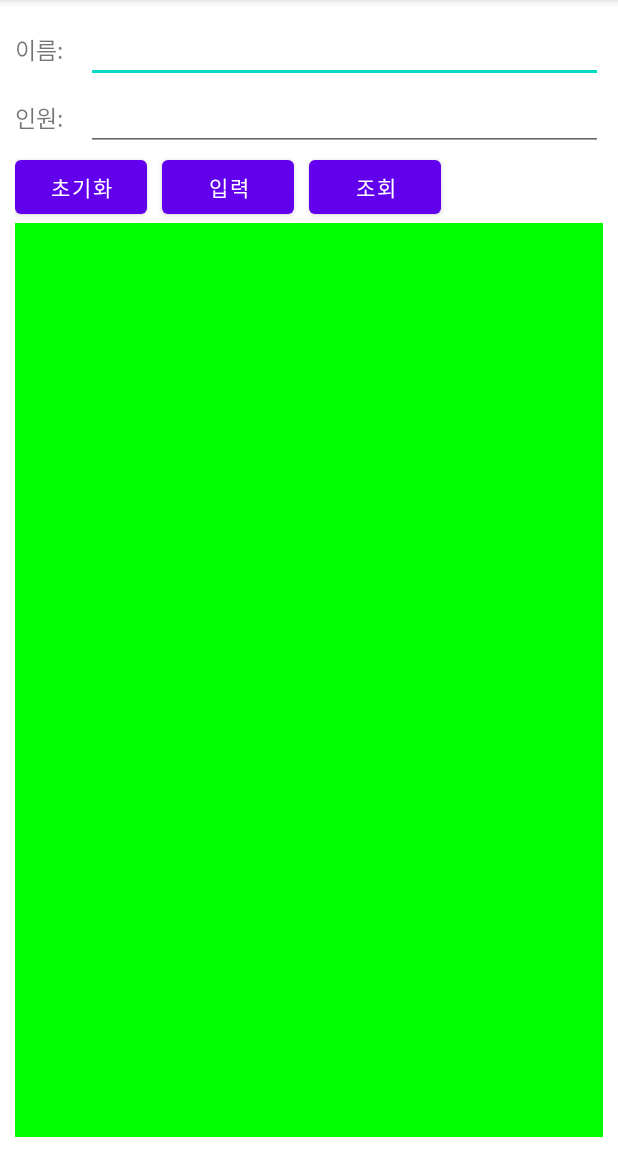
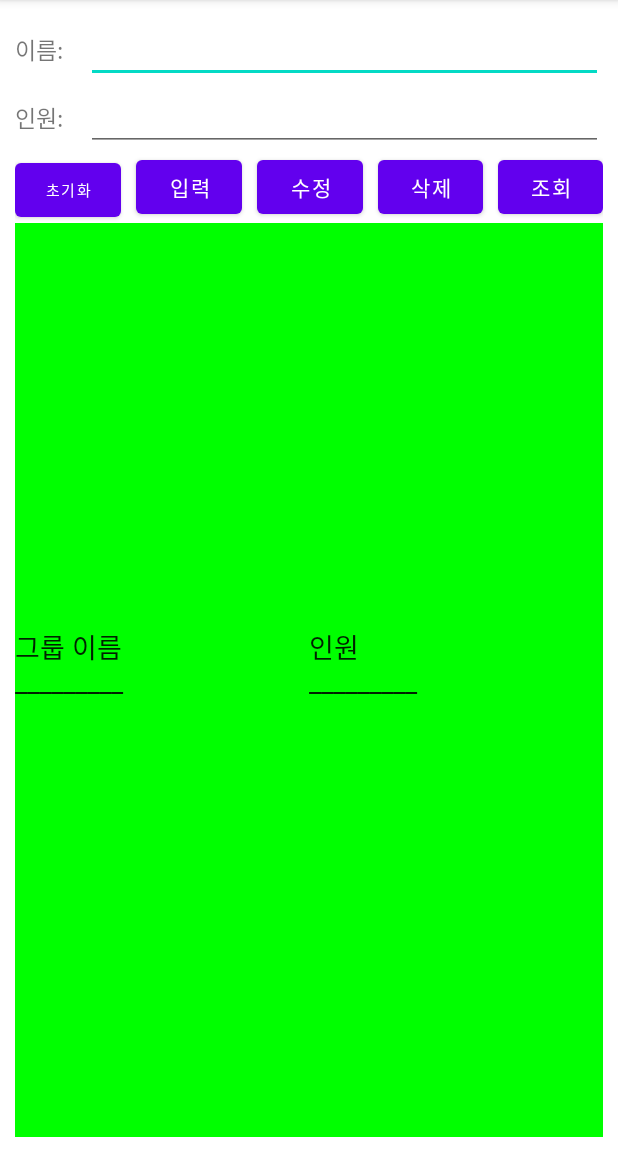
Before and after one commit to kjminn/emirim_Project12_2, an Android app: the screen it shows after launch (MainActivity), after a tap on "초기화", on a phone screen of 412 x 824 dp, the part 84-1236 px from its top. Run offline under Robolectric (Android 15) with nearby library versions, the phone set to English and light mode, and no system bars.

Commit message:
edit MainActivity.java(직접풀어보기12_2) commit

```diff
--- a/app/src/main/java/kr/hs/emirim/kjminn/emirim_project12_2/MainActivity.java
+++ b/app/src/main/java/kr/hs/emirim/kjminn/emirim_project12_2/MainActivity.java
@@ -29,6 +29,28 @@ public class MainActivity extends AppCompatActivity {
         Button btnInit = findViewById(R.id.btn_init);
         Button btnInput = findViewById(R.id.btn_input);
         Button btnSearch = findViewById(R.id.btn_search);
+        Button btnUpdate = findViewById(R.id.btn_update);
+        Button btnDelete = findViewById(R.id.btn_delete);
+
+        btnUpdate.setOnClickListener(new View.OnClickListener() {
+            @Override
+            public void onClick(View v) {
+                db = dbHelper.getWritableDatabase();
+                db.execSQL("update groupTB set count = "+editCount.getText().toString()+ " where name='"+editName.getText().toString()+"';");
+                selectDB();
+                db.close();
+            }
+        });
+
+        btnDelete.setOnClickListener(new View.OnClickListener() {
+            @Override
+            public void onClick(View v) {
+                db = dbHelper.getWritableDatabase();
+                db.execSQL("delete from groupTB where name='"+editName.getText().toString()+"';");
+                selectDB();
+                db.close();
+            }
+        });
 
         dbHelper = new MyDBHelper(this);
         btnInit.setOnClickListener(new View.OnClickListener() {
@@ -36,6 +58,7 @@ public class MainActivity extends AppCompatActivity {
             public void onClick(View view) {
                 db = dbHelper.getWritableDatabase();
                 dbHelper.onUpgrade(db, 1, 2);
+                selectDB();
                 db.close();
             }
         });
@@ -44,6 +67,7 @@ public class MainActivity extends AppCompatActivity {
             public void onClick(View v) {
                 db = dbHelper.getWritableDatabase();
                 db.execSQL("insert into groupTB values('"+editName.getText().toString()+"', "+editCount.getText().toString()+");");
+                selectDB();
                 db.close();
                 Toast.makeText(getApplicationContext(), "정상적으로 행이 삽입 되었습니다.", Toast.LENGTH_SHORT).show();
             }
@@ -71,6 +95,23 @@ public class MainActivity extends AppCompatActivity {
 
     }
 
+    public void selectDB(){
+        db = dbHelper.getReadableDatabase();
+        Cursor cursor = db.rawQuery("select * from groupTB;", null);
+        String strName = "그룹 이름\r\n_________\r\n";
+        String strCount = "인원\r\n_________\r\n";
+        while (cursor.moveToNext()){
+            strName += cursor.getString(0) + "\r\n";
+            strCount += cursor.getInt(1) + "\r\n";
+        }
+
+        editNameResult.setText(strName);
+        editCountResult.setText(strCount);
+
+        cursor.close();
+        db.close();
+    }
+
     public class MyDBHelper extends SQLiteOpenHelper{
 
 
--- a/app/src/main/res/layout/activity_main.xml
+++ b/app/src/main/res/layout/activity_main.xml
@@ -49,17 +49,35 @@
         android:layout_height="wrap_content">
         <Button
             android:id="@+id/btn_init"
+            android:layout_weight="1"
             android:layout_width="wrap_content"
             android:layout_height="wrap_content"
             android:layout_marginRight="10dp"
+            android:textSize="10sp"
             android:text="@string/btn_init"/>
         <Button
+            android:layout_weight="1"
             android:id="@+id/btn_input"
             android:layout_width="wrap_content"
             android:layout_height="wrap_content"
             android:layout_marginRight="10dp"
             android:text="@string/btn_input"/>
         <Button
+            android:layout_weight="1"
+            android:id="@+id/btn_update"
+            android:layout_width="wrap_content"
+            android:layout_height="wrap_content"
+            android:layout_marginRight="10dp"
+            android:text="@string/btn_update"/>
+        <Button
+            android:layout_weight="1"
+            android:id="@+id/btn_delete"
+            android:layout_width="wrap_content"
+            android:layout_height="wrap_content"
+            android:layout_marginRight="10dp"
+            android:text="@string/btn_delete"/>
+        <Button
+            android:layout_weight="1"
             android:id="@+id/btn_search"
             android:layout_width="wrap_content"
             android:layout_height="wrap_content"
--- a/app/src/main/res/values/strings.xml
+++ b/app/src/main/res/values/strings.xml
@@ -5,4 +5,6 @@
     <string name="btn_init">초기화</string>
     <string name="btn_input">입력</string>
     <string name="btn_search">조회</string>
+    <string name="btn_update">수정</string>
+    <string name="btn_delete">삭제</string>
 </resources>
```
